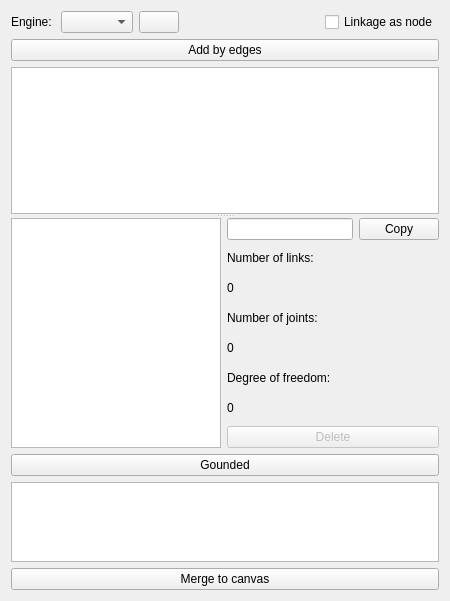
Qt form core/synthesis/NumberAndTypeSynthesis/Collections.ui (KmolYuan/Pyslvs-UI) before a commit.
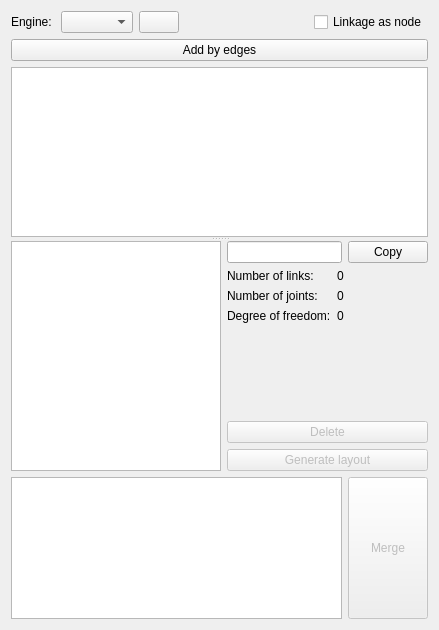
The same form after that commit. Icons and pictures are not drawn.

Commit message: Collections tab widget UI improvement.

Diff of the .ui file:
```diff
--- a/core/synthesis/NumberAndTypeSynthesis/Collections.ui
+++ b/core/synthesis/NumberAndTypeSynthesis/Collections.ui
@@ -6,8 +6,8 @@
    <rect>
     <x>0</x>
     <y>0</y>
-    <width>450</width>
-    <height>601</height>
+    <width>439</width>
+    <height>630</height>
    </rect>
   </property>
   <property name="windowTitle">
@@ -141,7 +141,26 @@
           </widget>
          </item>
          <item>
+          <widget class="QWidget" name="widget" native="true">
+           <property name="maximumSize">
+            <size>
+             <width>16777215</width>
+             <height>230</height>
+            </size>
+           </property>
           <layout class="QVBoxLayout" name="verticalLayout_2">
+            <property name="leftMargin">
+             <number>0</number>
+            </property>
+            <property name="topMargin">
+             <number>0</number>
+            </property>
+            <property name="rightMargin">
+             <number>0</number>
+            </property>
+            <property name="bottomMargin">
+             <number>0</number>
+            </property>
            <item>
             <layout class="QHBoxLayout" name="horizontalLayout_3">
              <item>
@@ -161,47 +180,64 @@
             </layout>
            </item>
            <item>
+             <layout class="QFormLayout" name="formLayout">
+              <item row="0" column="0">
             <widget class="QLabel" name="NL_text">
              <property name="text">
               <string>Number of links:</string>
              </property>
             </widget>
            </item>
-           <item>
+              <item row="0" column="1">
             <widget class="QLabel" name="NL">
              <property name="text">
               <string>0</string>
              </property>
             </widget>
            </item>
-           <item>
+              <item row="1" column="0">
             <widget class="QLabel" name="NJ_text">
              <property name="text">
               <string>Number of joints:</string>
              </property>
             </widget>
            </item>
-           <item>
+              <item row="1" column="1">
             <widget class="QLabel" name="NJ">
              <property name="text">
               <string>0</string>
              </property>
             </widget>
            </item>
-           <item>
+              <item row="2" column="0">
             <widget class="QLabel" name="DOF_text">
              <property name="text">
               <string>Degree of freedom:</string>
              </property>
             </widget>
            </item>
-           <item>
+              <item row="2" column="1">
             <widget class="QLabel" name="DOF">
              <property name="text">
               <string>0</string>
              </property>
             </widget>
            </item>
+             </layout>
+            </item>
+            <item>
+             <spacer name="verticalSpacer">
+              <property name="orientation">
+               <enum>Qt::Vertical</enum>
+              </property>
+              <property name="sizeHint" stdset="0">
+               <size>
+                <width>20</width>
+                <height>40</height>
+               </size>
+              </property>
+             </spacer>
+            </item>
            <item>
             <widget class="QPushButton" name="delete_button">
              <property name="enabled">
@@ -216,17 +252,27 @@
              </property>
             </widget>
            </item>
-          </layout>
-         </item>
-        </layout>
-       </item>
        <item>
         <widget class="QPushButton" name="grounded_button">
+              <property name="enabled">
+               <bool>false</bool>
+              </property>
          <property name="text">
-          <string>Gounded</string>
-         </property>
-        </widget>
-       </item>
+               <string>Generate layout</string>
+              </property>
+              <property name="icon">
+               <iconset resource="../../../icons.qrc">
+                <normaloff>:/icons/dataupdate.png</normaloff>:/icons/dataupdate.png</iconset>
+              </property>
+             </widget>
+            </item>
+           </layout>
+          </widget>
+         </item>
+        </layout>
+       </item>
+       <item>
+        <layout class="QHBoxLayout" name="horizontalLayout_4">
        <item>
         <widget class="QListWidget" name="grounded_list">
          <property name="contextMenuPolicy">
@@ -234,8 +280,8 @@
          </property>
          <property name="iconSize">
           <size>
-           <width>100</width>
-           <height>100</height>
+             <width>150</width>
+             <height>150</height>
           </size>
          </property>
          <property name="movement">
@@ -257,10 +303,21 @@
        </item>
        <item>
         <widget class="QPushButton" name="grounded_merge">
+           <property name="enabled">
+            <bool>false</bool>
+           </property>
+           <property name="sizePolicy">
+            <sizepolicy hsizetype="Minimum" vsizetype="Expanding">
+             <horstretch>0</horstretch>
+             <verstretch>0</verstretch>
+            </sizepolicy>
+           </property>
          <property name="text">
-          <string>Merge to canvas</string>
-         </property>
-        </widget>
+            <string>Merge</string>
+           </property>
+          </widget>
+         </item>
+        </layout>
        </item>
       </layout>
      </widget>
```
Lines whose indentation alone changed are shown as unchanged. The commit also changes 4 other files.
